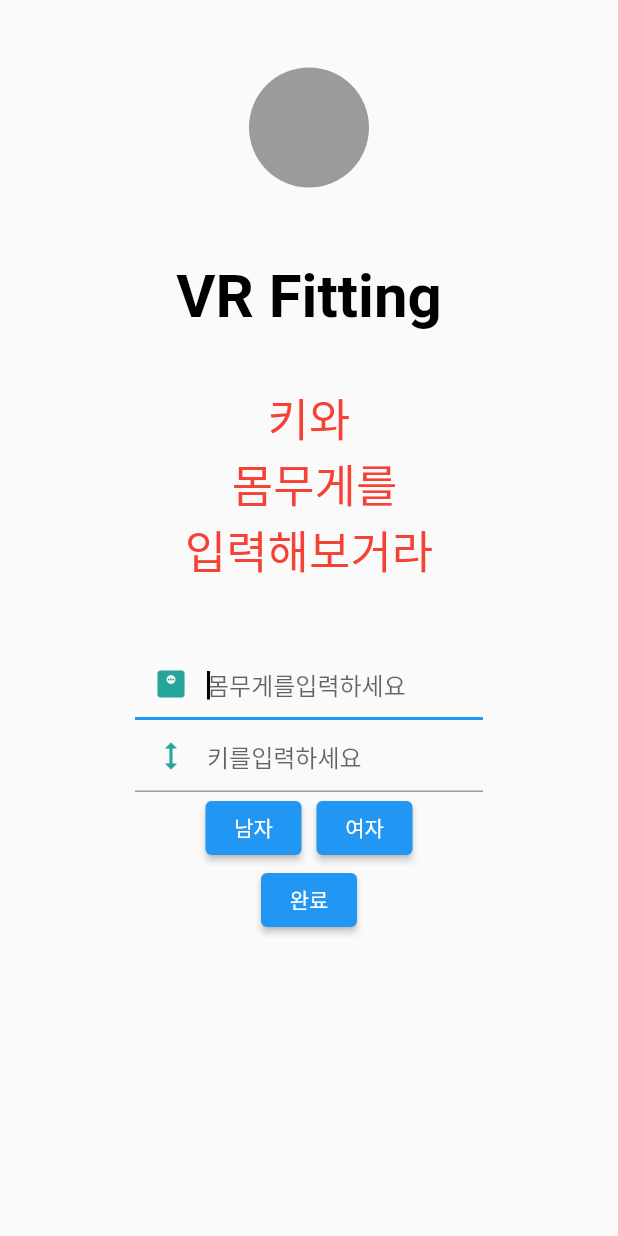
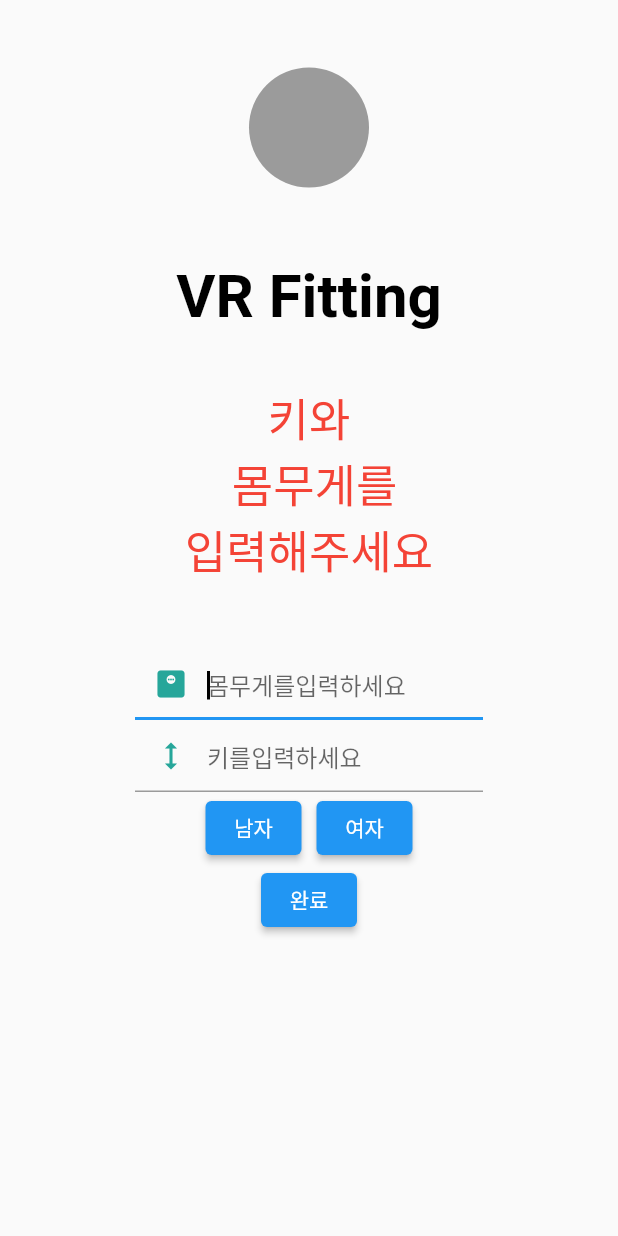
Before and after one commit to tkdals802/Capstone, a Flutter app: the screen it shows after launch, after a tap on "완료", on a phone screen of 412 x 824 dp. Run offline on Flutter 3.47's test engine with Material 2 defaults, Android fonts, the phone set to English and light mode, and no system bars; missing offline and left inert: model_viewer_plus; Roboto replaces fonts that are missing (Bamin).

Commit message:
change method

```diff
--- a/lib/main.dart
+++ b/lib/main.dart
@@ -49,7 +49,7 @@ class signIn extends StatelessWidget {
                           fontSize: 40.0),
                     ),
                     Text(
-                      "\n키와\n 몸무게를 \n입력해보거라\n",
+                      "\n키와\n 몸무게를 \n입력해주세요\n",
                       style: TextStyle(
                           fontFamily: "Bamin",
                           color: Colors.red,
@@ -163,8 +163,35 @@ class _secondSignInState extends State<secondSignIn> {
                   ElevatedButton(
                     child: const Text("완료"),
                     onPressed: () async {
+                      NextPage();
+                    },
+                  ),
+                  Row(
+                    children: [Container()],
+                  ),
+                ],
+              ),
+            ),
+          )),
+        ],
+      ),
+    );
+  }
+
+  void NextPage() {
     //h = 175 - h;
     //h = 1 + h / 10;
+    if (gender == 'Man' && h < 160) {
+      AlertDialog(title: const Text('키가 너무 작아요'), actions: <Widget>[
+        TextButton(
+          child: const Text('Close'),
+          onPressed: () {
+            Navigator.pop(context);
+          },
+        ),
+      ]);
+    }
+
     w = w / ((temp / 100) * (temp / 100));
     if (w < 18.5) {
       //저체중
@@ -186,28 +213,14 @@ class _secondSignInState extends State<secondSignIn> {
       Navigator.push(
         context,
         MaterialPageRoute(
-                              builder: (context) =>
-                                  ModelScreen(weight: w, height: h)),
+            builder: (context) => ModelScreen(weight: w, height: h)),
       );
     } else if (gender == "Women") {
       Navigator.push(
         context,
         MaterialPageRoute(
-                              builder: (context) =>
-                                  ModelScreen2(weight: w, height: h)),
-                        );
-                      }
-                    },
-                  ),
-                  Row(
-                    children: [Container()],
-                  ),
-                ],
-              ),
-            ),
-          )),
-        ],
-      ),
+            builder: (context) => ModelScreen2(weight: w, height: h)),
       );
     }
   }
+}
--- a/lib/modelViewer_Women.dart
+++ b/lib/modelViewer_Women.dart
@@ -17,10 +17,10 @@ class ModelScreen2 extends StatelessWidget {
       home: Scaffold(
         appBar: AppBar(title: const Text("Model Viewer")),
         body: ModelViewer(
-          scale: "1.0 $height $weight", //좌우 위아래 앞뒤
+          scale: "$height 1.0 $weight", //좌우 위아래 앞뒤
           backgroundColor: Colors.white, // a bundled asset file
           alt: "A 3D model of an astrote",
-          src: 'assets/egg_girl.glb',
+          src: 'assets/yellow_girl.glb',
           ar: true,
           arModes: const ['scene-viewer', 'webxr', 'quick-look'],
           autoRotate: true,
--- a/pubspec.yaml
+++ b/pubspec.yaml
@@ -65,6 +65,7 @@ flutter:
     - assets/Bee.glb
     - assets/egg_guy.glb
     - assets/egg_girl.glb
+    - assets/yellow_girl.glb
   #   - images/a_dot_ham.jpeg
 
   # An image asset can refer to one or more resolution-specific "variants", see
```
Also changed, not shown: 1 other file. Lines whose indentation alone changed are shown as unchanged.
